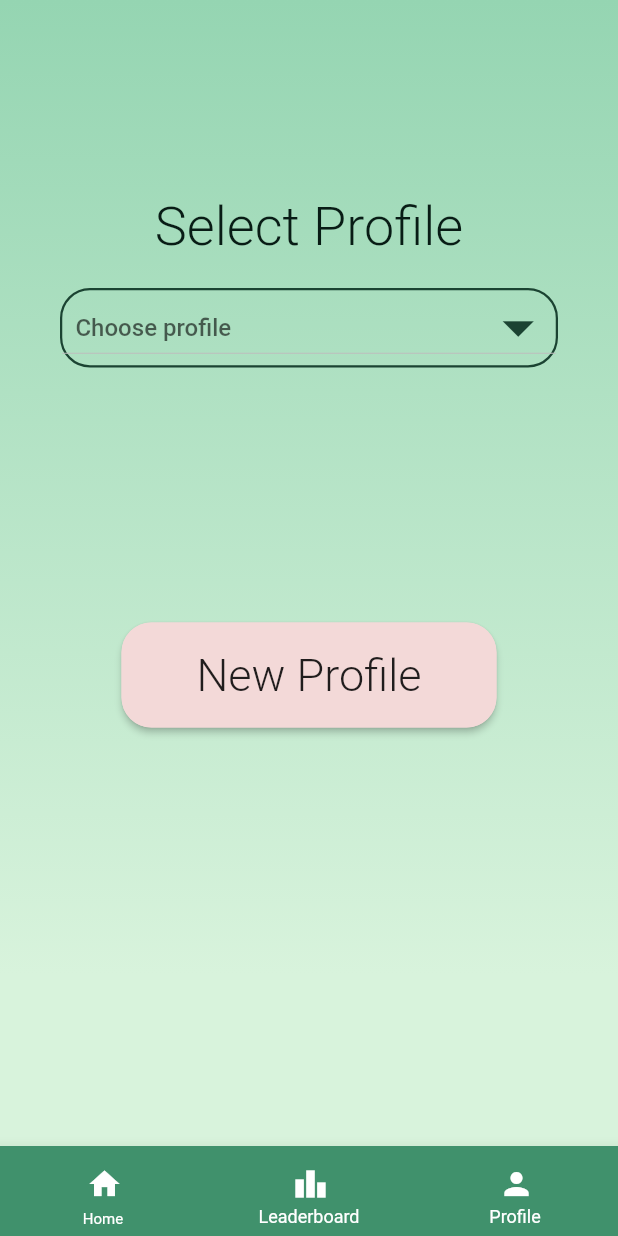
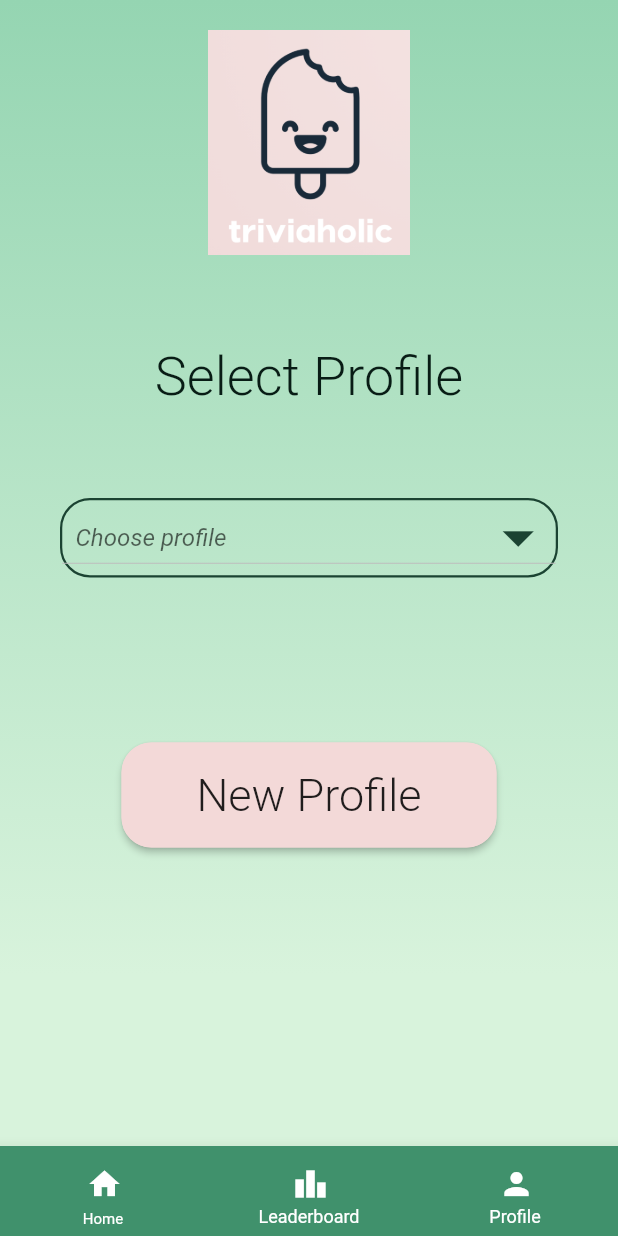
Before and after one commit to gu-tig169/Grupp5, a Flutter app: the screen it shows after launch, on a phone screen of 412 x 824 dp. Run offline on Flutter 3.47's test engine with Material 2 defaults, Android fonts, the light colour scheme and no system bars; accounts and stored records are empty; network calls fail.

Commit message:
Prototype of Logo added and unfinished button-colors.

```diff
--- a/lib/model/ProfileImage.dart
+++ b/lib/model/ProfileImage.dart
@@ -11,6 +11,7 @@ class ProfileImage {
     ProfileImage('Lukas', 'assets/blondehairman.png'),
     ProfileImage('Jack', 'assets/manwitheyepatch.png'),
     ProfileImage('Dennis', 'assets/redhairman.png'),
+    ProfileImage('Logo','assets/logoholic.png'),
   ];
 
   String get title {
--- a/lib/view/selectProfileView.dart
+++ b/lib/view/selectProfileView.dart
@@ -5,6 +5,9 @@ import 'package:triviaholic/model/Player.dart';
 import 'package:triviaholic/state/PlayerState.dart';
 import 'package:triviaholic/view/widgets/navbar.dart';
 import 'package:triviaholic/view/widgets/gradient.dart';
+
+
+
 
 class SelectProfileView extends StatelessWidget {
   @override
@@ -14,12 +17,14 @@ class SelectProfileView extends StatelessWidget {
         child: Gradienter(
           widget: Column(
             children: [
-              spaceBetween(130),
+              spaceBetween(20),
+              appLogo(),
+              spaceBetween(10),
               selectProfileText(),
               Consumer<PlayerState>(
                   builder: (context, state, child) =>
                       profileDropDown(state.getPlayers(), context)),
-              spaceBetween(40),
+              spaceBetween(10),
               newProfileButton(context),
             ],
           ),
@@ -31,7 +36,7 @@ class SelectProfileView extends StatelessWidget {
 
   Widget profileDropDown(List<Player> list, BuildContext context) {
     return Container(
-        margin: EdgeInsets.only(top: 20, left: 40, right: 40),
+        margin: EdgeInsets.only(top: 10, left: 40, right: 40),
         decoration: BoxDecoration(
             border: Border.all(width: 1.5, color: brunsWickGreen),
             borderRadius: BorderRadius.all(Radius.circular(20.0))),
@@ -48,7 +53,7 @@ class SelectProfileView extends StatelessWidget {
               .map((userItem) => DropdownMenuItem<String>(
                       child: Row(children: [
                         Container(
-                          margin: EdgeInsets.only(left: 8.8),
+                          margin: EdgeInsets.only(left: 8.8,),
                           child: Text(userItem.username.toString(),
                               style: TextStyle(fontSize: 22)),
                         ),
@@ -63,18 +68,29 @@ class SelectProfileView extends StatelessWidget {
             Navigator.pushNamed(context, '/start');
           },
           hint: Container(
-            margin: EdgeInsets.only(left: 8.8),
-            child: (Text(
+            margin: EdgeInsets.only(left: 8.8,),
+            child: (Text (
               'Choose profile',
-              style: TextStyle(fontWeight: FontWeight.w500),
+              style: TextStyle(fontStyle: FontStyle.italic),
             )),
           ),
         ));
   }
 }
 
+Widget appLogo () {
+  return Center(
+    child: Image.asset(
+      'assets/logoholic.png',
+      width: 200,
+      height: 150,
+    )
+    );
+}
+
 Widget selectProfileText() {
   return Container(
+    margin: EdgeInsets.only(bottom: 50, top: 50),
     child: Text(
       'Select Profile',
       style: TextStyle(
@@ -85,7 +101,7 @@ Widget selectProfileText() {
 
 Widget newProfileButton(context) {
   return Container(
-    margin: EdgeInsets.only(bottom: 50, top: 130),
+    margin: EdgeInsets.only(bottom: 50, top: 100),
     alignment: Alignment.bottomCenter,
     child: SizedBox(
       width: 250,
@@ -104,6 +120,7 @@ Widget newProfileButton(context) {
           }),
     ),
   );
+
 }
 
 Widget spaceBetween(double height) {
```
Also changed, not shown: lib/view/gameboard_view.dart (+15 -4 lines), assets/logoholic.png (added).
